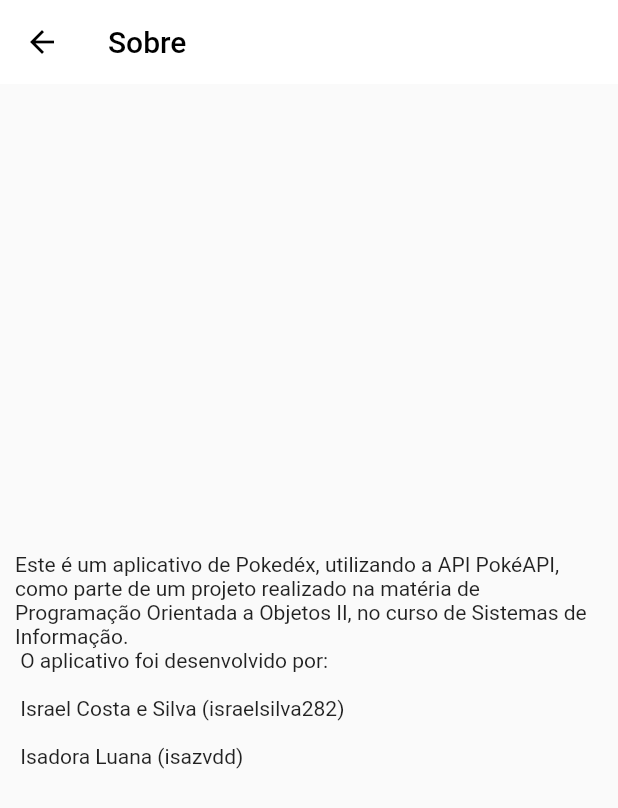
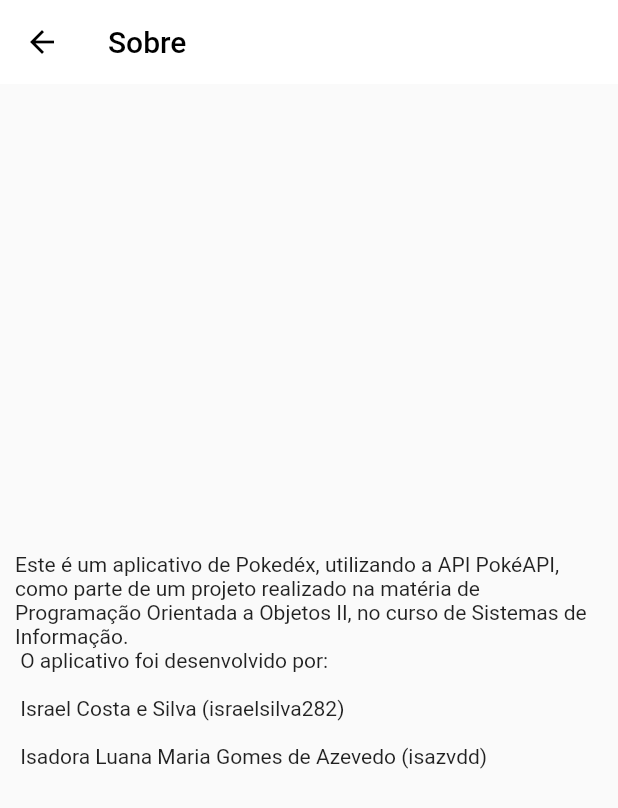
Before and after one commit to israelsilva282/dart-project, a Flutter app: the About screen opened by its route, on a phone screen of 412 x 824 dp. Shown: the top 808 px of the screen. Run offline on Flutter 3.47's test engine with Material 2 defaults, Android fonts, the phone set to English and light mode, and no system bars; our stand-ins replace states_rebuilder; statements that could not run were skipped.

Commit message:
alterado nome de integrante na pagina about

```diff
--- a/lib/Pages/about/about.dart
+++ b/lib/Pages/about/about.dart
@@ -15,7 +15,7 @@ class About extends StatelessWidget {
           child: Container(
         margin: const EdgeInsets.all(10),
         child: const Text(
-            "Este é um aplicativo de Pokedéx, utilizando a API PokéAPI, como parte de um projeto realizado na matéria de Programação Orientada a Objetos II, no curso de Sistemas de Informação.\n O aplicativo foi desenvolvido por:\n\n Israel Costa e Silva (israelsilva282)\n\n Isadora Luana (isazvdd)"),
+            "Este é um aplicativo de Pokedéx, utilizando a API PokéAPI, como parte de um projeto realizado na matéria de Programação Orientada a Objetos II, no curso de Sistemas de Informação.\n O aplicativo foi desenvolvido por:\n\n Israel Costa e Silva (israelsilva282)\n\n Isadora Luana Maria Gomes de Azevedo (isazvdd)"),
       )),
     );
   }
```
